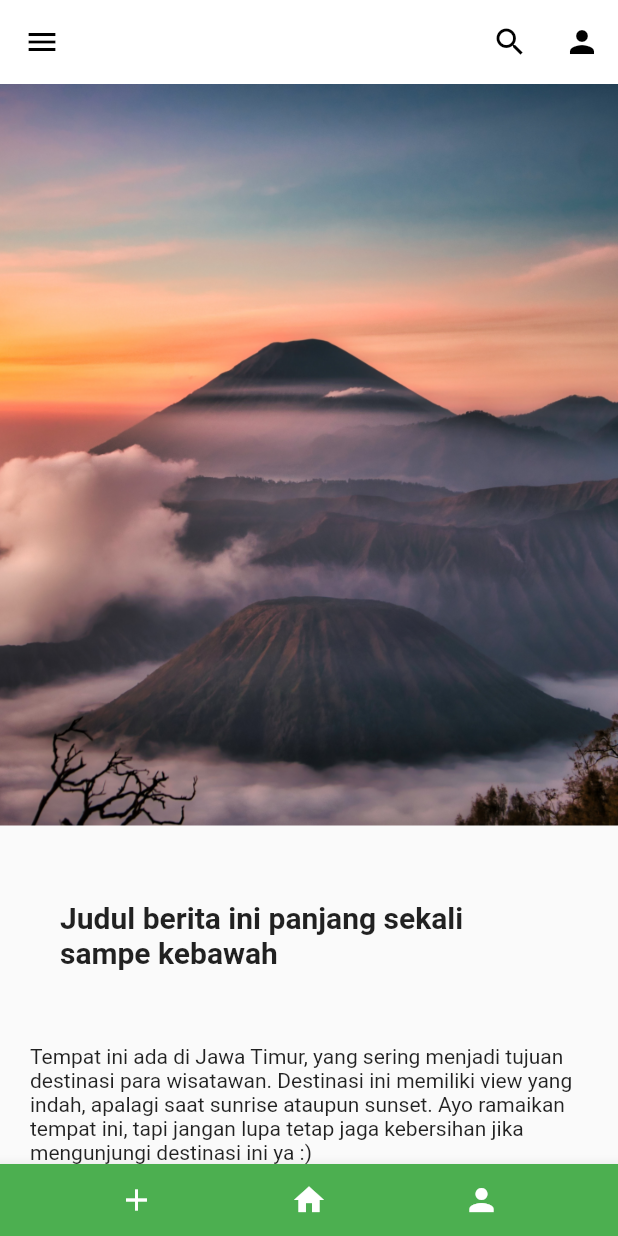
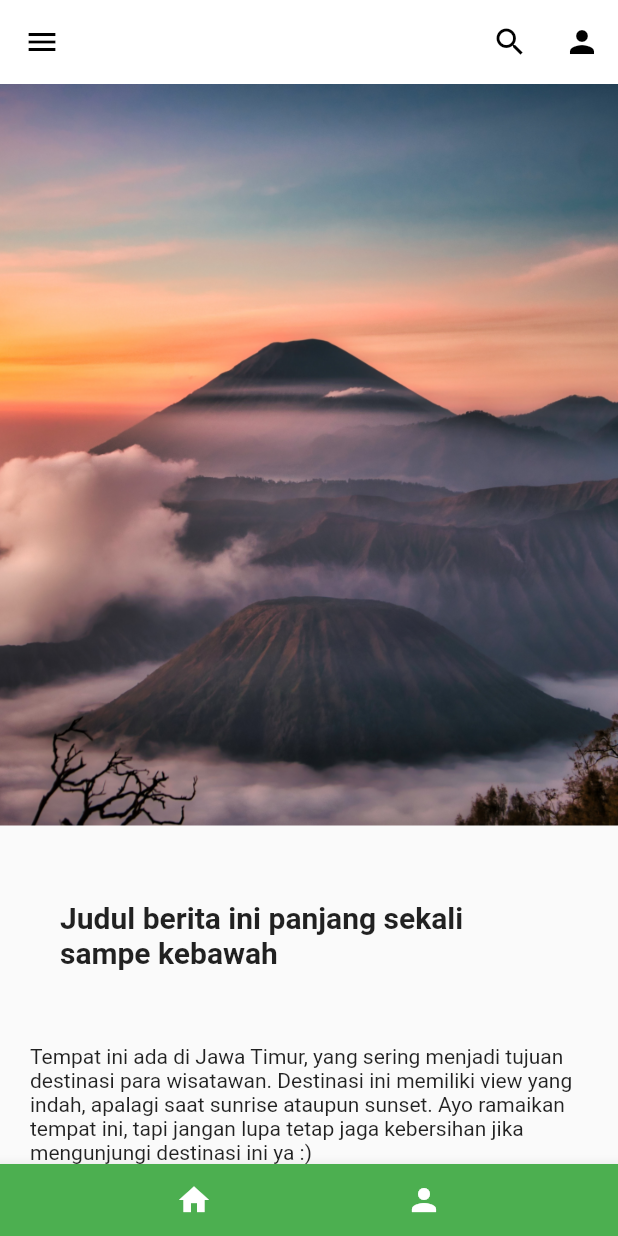
Before and after one commit to syaifqr/Aplikasi_Tempat_Wisata, a Flutter app: the DetailNews screen opened by its route, on a phone screen of 412 x 824 dp. Run offline on Flutter 3.47's test engine with Material 2 defaults, Android fonts, the phone set to English and light mode, and no system bars.

Commit message:
Update detail_news.dart

```diff
--- a/project_uas_flutter/lib/screens/detail_news.dart
+++ b/project_uas_flutter/lib/screens/detail_news.dart
@@ -17,10 +17,6 @@ class _DetailNewsState extends State<DetailNews> {
           child: Row(
             mainAxisAlignment: MainAxisAlignment.spaceEvenly,
             children: [
-              IconButton(
-                onPressed: () {},
-                icon: Icon(Icons.add, color: Colors.white)
-              ),
               IconButton(
                 onPressed: () {},
                 icon: Icon(Icons.home, color: Colors.white)
```
